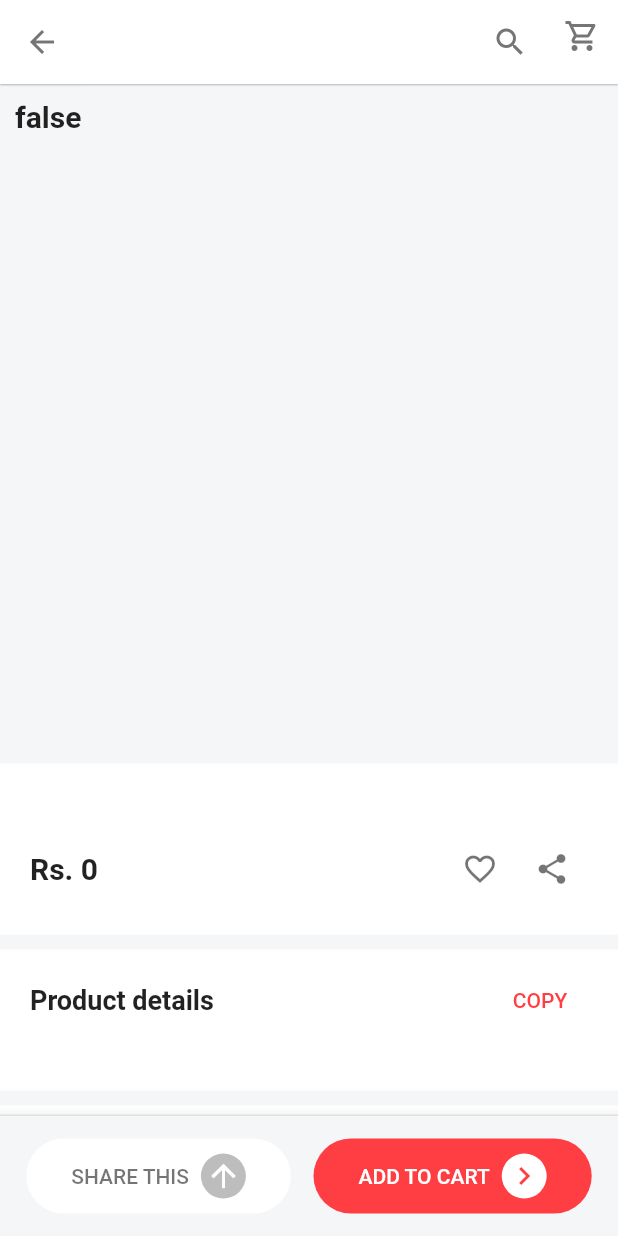
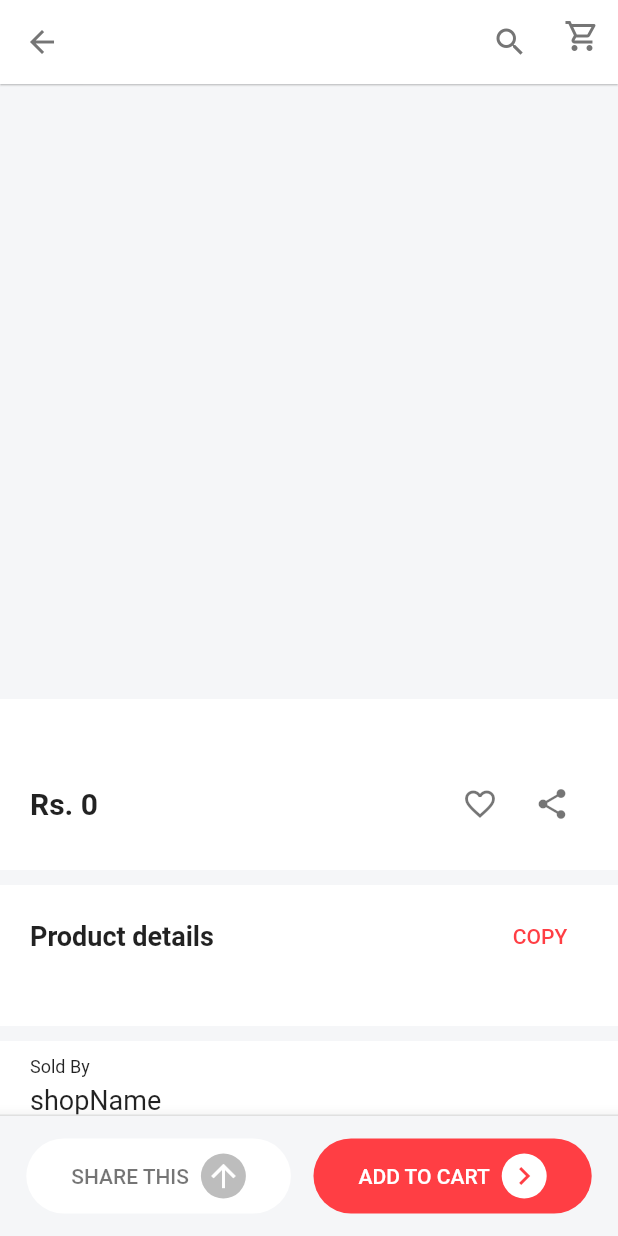
Before and after one commit to zohaib304/app-fnf, a Flutter app: the ProductDetails screen opened directly with empty values, on a phone screen of 412 x 824 dp. Run offline on Flutter 3.47's test engine with Material 2 defaults, Android fonts, the phone set to English and light mode, and no system bars; drawn by our look-alikes of carousel_slider; our stand-ins replace cached_network_image, cloud_firestore, firebase_auth, firebase_core, google_sign_in, share_plus; missing offline and left inert: paginate_firestore; accounts and stored records are empty.

Commit message:
fixed logic when adding product

```diff
--- a/lib/Pages/product_details.dart
+++ b/lib/Pages/product_details.dart
@@ -111,31 +111,6 @@ class _ProductDetailsState extends State<ProductDetails> {
       body: SingleChildScrollView(
         child: Column(
           children: [
-            StreamBuilder(
-              initialData: "",
-              stream: addToCart.checkIfProductExists(
-                  product.productId, firebaseUser!.uid),
-              builder: (context, snapshot) {
-                if (snapshot.hasData) {
-                  return Container(
-                    padding: const EdgeInsets.all(10),
-                    child: Row(
-                      mainAxisAlignment: MainAxisAlignment.spaceBetween,
-                      children: [
-                        Text(
-                          '${snapshot.data.toString()}',
-                          style: const TextStyle(
-                            fontSize: 20,
-                            fontWeight: FontWeight.bold,
-                          ),
-                        ),
-                      ],
-                    ),
-                  );
-                }
-                return Container();
-              },
-            ),
             StreamBuilder(
                 stream: FirebaseFirestore.instance
                     .collection('products')
@@ -391,11 +366,17 @@ class _ProductDetailsState extends State<ProductDetails> {
               StreamBuilder<bool>(
                 initialData: false,
                 stream: addToCart.checkIfProductExists(
-                    product.productId, firebaseUser.uid),
+                    product.productId, firebaseUser!.uid),
                 builder: (context, snapshot) {
                   if (snapshot.hasData) {
                     bool? isExist = snapshot.data;
-                    log(isExist.toString());
+                    log("isExist " + isExist.toString());
+                    return StreamBuilder<bool>(
+                      initialData: true,
+                      stream: addToCart.isCartEmpty(firebaseUser.uid),
+                      builder: (context, snapshot) {
+                        bool? isEmpty = snapshot.data;
+                        log("isEmpt " + isEmpty.toString());
                         return Directionality(
                           textDirection: TextDirection.rtl,
                           child: ElevatedButton.icon(
@@ -453,7 +434,8 @@ class _ProductDetailsState extends State<ProductDetails> {
                                     } else {
                                       // if the current product is not in cart
                                       // or the cart is not empty
-                                  if (!isExist) {
+                                      if (!isEmpty!) {
+                                        // if the cart is not empty and the product is not in cart
                                         showDialog(
                                           context: context,
                                           builder: (context) {
@@ -504,10 +486,12 @@ class _ProductDetailsState extends State<ProductDetails> {
                                                         });
                                                       });
                                                     } catch (e) {
-                                                  ScaffoldMessenger.of(context)
+                                                      ScaffoldMessenger.of(
+                                                              context)
                                                           .showSnackBar(
                                                         const SnackBar(
-                                                      behavior: SnackBarBehavior
+                                                          behavior:
+                                                              SnackBarBehavior
                                                                   .floating,
                                                           content: Text(
                                                               "Something went wrong please try later."),
@@ -527,10 +511,47 @@ class _ProductDetailsState extends State<ProductDetails> {
                                             );
                                           },
                                         );
+                                      } else {
+                                        log("You are here");
+                                        try {
+                                          // set _loading to true
+                                          setState(() {
+                                            _loading = true;
+                                          });
+                                          // add to cart
+                                          addToCart
+                                              .clearCart(firebaseUser.uid)
+                                              ?.then((value) {
+                                            addToCart
+                                                .addToCart(
+                                              product.productId,
+                                              product.name,
+                                              product.price,
+                                              product.supplierId,
+                                              firebaseUser.uid,
+                                              product.imageUrl,
+                                            )
+                                                .then((value) {
+                                              // set _loading to false
+                                              setState(() {
+                                                _loading = false;
+                                              });
+                                            });
+                                          });
+                                        } catch (e) {
+                                          ScaffoldMessenger.of(context)
+                                              .showSnackBar(const SnackBar(
+                                            behavior: SnackBarBehavior.floating,
+                                            content: Text(
+                                                "Something went wrong please try later."),
+                                          ));
+                                        }
                                       }
                                     }
                                   },
                           ),
+                        );
+                      },
                     );
                   }
                   return Container();
```
Lines whose indentation alone changed are shown as unchanged.
